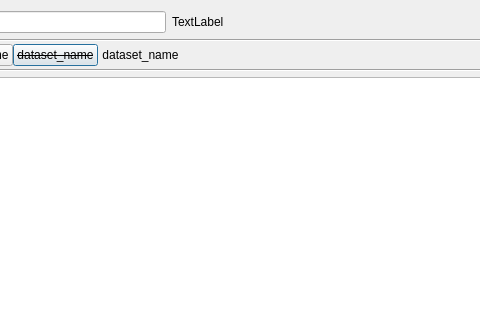
First picture: the form in ui/SydTableWidget.ui, repository OpenSyd/syd_ui, before the edit; both pictures show x 85 to 565 and y 0 to 320 of the 1068 by 548 pixel window.
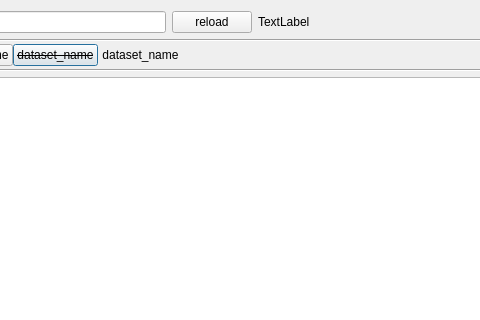
Second picture: the form after the edit.

Commit message: db reload

Diff of the .ui file:
```diff
--- a/ui/SydTableWidget.ui
+++ b/ui/SydTableWidget.ui
@@ -39,6 +39,13 @@
        </property>
       </widget>
      </item>
+     <item>
+      <widget class="QPushButton" name="button_reload">
+       <property name="text">
+        <string>reload</string>
+       </property>
+      </widget>
+     </item>
      <item>
       <widget class="QLabel" name="label_status">
        <property name="text">
```
The commit also changes 8 other files.
